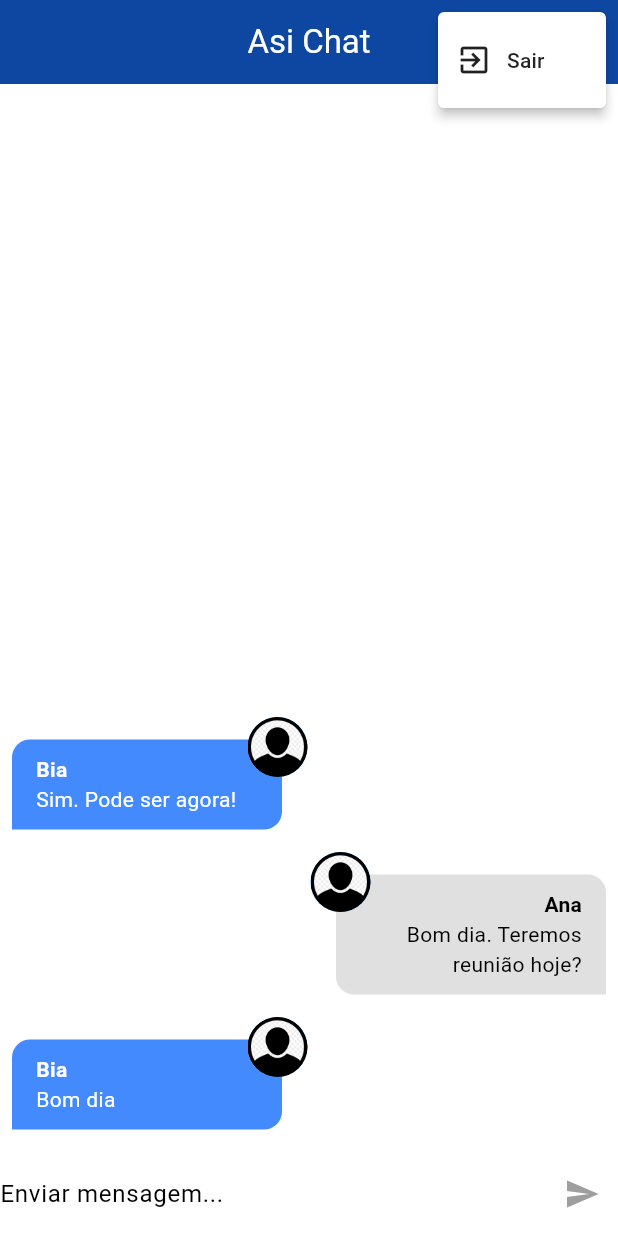
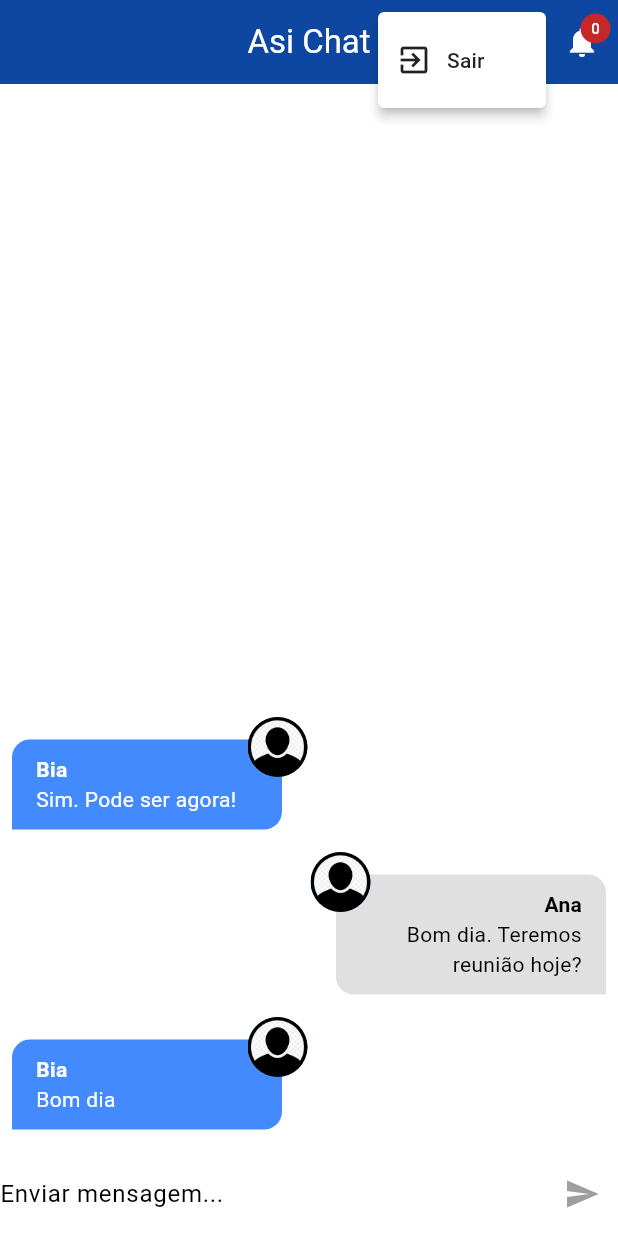
Before and after one commit to Jooaomarcelo/chat-app, a Flutter app: the screen it shows after launch, after a tap on the "more vert" icon, on a phone screen of 412 x 824 dp. Run offline on Flutter 3.47's test engine with Material 3 defaults, Android fonts, the phone set to English and light mode, and no system bars; our stand-ins replace image_cropper, image_picker; accounts and stored records are empty.

Commit message:
finished notification page

```diff
--- a/lib/core/services/notification/chat_notification_service.dart
+++ b/lib/core/services/notification/chat_notification_service.dart
@@ -6,6 +6,10 @@ class ChatNotificationService with ChangeNotifier {
 
   List<ChatNotification> get items {
     return [..._items];
+  }
+
+  int get itemsCount {
+    return _items.length;
   }
 
   void add(ChatNotification notification) {
--- a/lib/pages/chat_page.dart
+++ b/lib/pages/chat_page.dart
@@ -1,7 +1,10 @@
 import 'package:chat_app/components/messages.dart';
 import 'package:chat_app/components/new_message.dart';
 import 'package:chat_app/core/services/auth/auth_service.dart';
+import 'package:chat_app/core/services/notification/chat_notification_service.dart';
+import 'package:chat_app/pages/notification_page.dart';
 import 'package:flutter/material.dart';
+import 'package:provider/provider.dart';
 
 class ChatPage extends StatelessWidget {
   const ChatPage({super.key});
@@ -43,6 +46,32 @@ class ChatPage extends StatelessWidget {
               }
             },
           ),
+          Stack(
+            children: [
+              IconButton(
+                onPressed: () {
+                  Navigator.of(context).push(
+                    MaterialPageRoute(builder: (ctx) {
+                      return const NotificationPage();
+                    }),
+                  );
+                },
+                icon: Icon(Icons.notifications),
+              ),
+              Positioned(
+                top: 5,
+                right: 5,
+                child: CircleAvatar(
+                  maxRadius: 10,
+                  backgroundColor: Colors.red.shade800,
+                  child: Text(
+                    '${Provider.of<ChatNotificationService>(context).itemsCount}',
+                    style: TextStyle(fontSize: 10),
+                  ),
+                ),
+              )
+            ],
+          ),
         ],
       ),
       body: SafeArea(
```
Also changed, not shown: lib/pages/notification_page.dart (added, +27 -0 lines).
